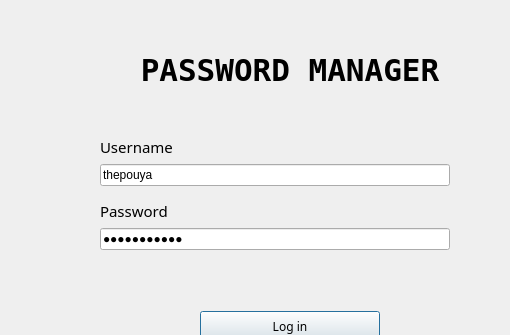
Old version of the form GUI/logindialog.ui in the repository pouyace/Password-Keeper; both pictures show x 490 to 1000 and y 0 to 335 of the 1000 by 600 pixel window.
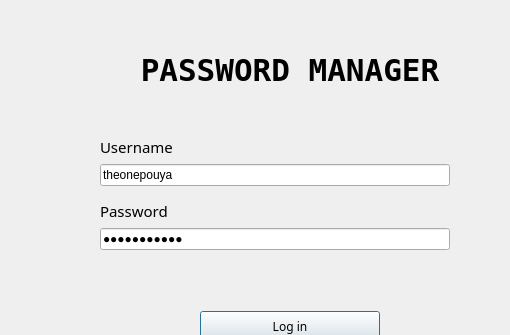
New version of the form.

```diff
--- a/GUI/logindialog.ui
+++ b/GUI/logindialog.ui
@@ -141,7 +141,7 @@
                </font>
               </property>
               <property name="text">
-               <string>thepouya</string>
+               <string>theonepouya</string>
               </property>
              </widget>
             </item>
```
